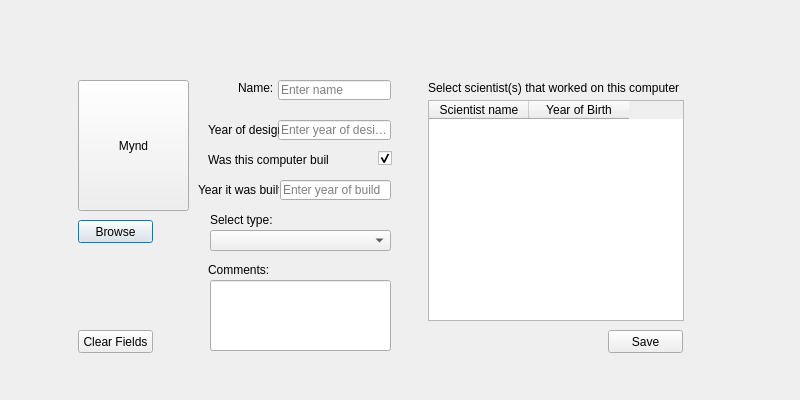
Hopur21/Hopur21, file Hopur21Verkefni/MyComputerScienceList/ui/addcomputer.ui: the form before one commit.
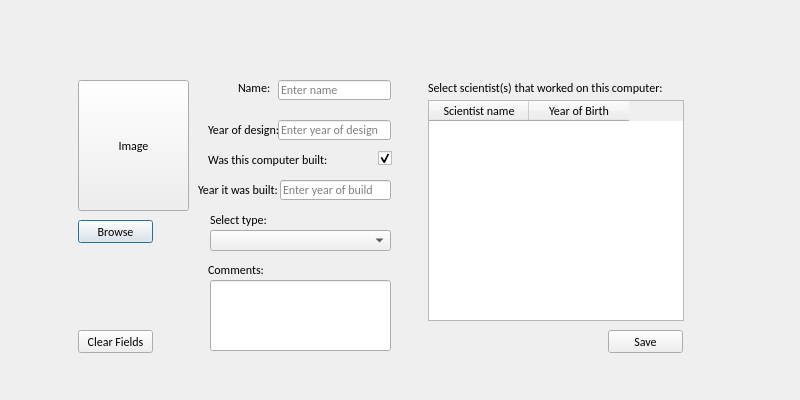
The form after the commit. Icons and pictures are not drawn.

Commit message: names of objects in add computer

The edit to the form file:
```diff
--- a/Hopur21Verkefni/MyComputerScienceList/ui/addcomputer.ui
+++ b/Hopur21Verkefni/MyComputerScienceList/ui/addcomputer.ui
@@ -34,6 +34,11 @@
      <height>20</height>
     </rect>
    </property>
+   <property name="font">
+    <font>
+     <family>Calibri</family>
+    </font>
+   </property>
    <property name="text">
     <string/>
    </property>
@@ -50,6 +55,11 @@
      <height>20</height>
     </rect>
    </property>
+   <property name="font">
+    <font>
+     <family>Calibri</family>
+    </font>
+   </property>
    <property name="placeholderText">
     <string>Enter name</string>
    </property>
@@ -63,6 +73,11 @@
      <height>20</height>
     </rect>
    </property>
+   <property name="font">
+    <font>
+     <family>Calibri</family>
+    </font>
+   </property>
    <property name="text">
     <string>Was this computer built:</string>
    </property>
@@ -76,6 +91,11 @@
      <height>23</height>
     </rect>
    </property>
+   <property name="font">
+    <font>
+     <family>Calibri</family>
+    </font>
+   </property>
    <property name="text">
     <string>Browse</string>
    </property>
@@ -102,8 +122,13 @@
      <height>131</height>
     </rect>
    </property>
+   <property name="font">
+    <font>
+     <family>Calibri</family>
+    </font>
+   </property>
    <property name="text">
-    <string>Mynd</string>
+    <string>Image</string>
    </property>
   </widget>
   <widget class="QLabel" name="label_5">
@@ -115,6 +140,11 @@
      <height>20</height>
     </rect>
    </property>
+   <property name="font">
+    <font>
+     <family>Calibri</family>
+    </font>
+   </property>
    <property name="text">
     <string>Comments:</string>
    </property>
@@ -128,6 +158,11 @@
      <height>16</height>
     </rect>
    </property>
+   <property name="font">
+    <font>
+     <family>Calibri</family>
+    </font>
+   </property>
    <property name="text">
     <string>Select scientist(s) that worked on this computer:</string>
    </property>
@@ -141,6 +176,11 @@
      <height>20</height>
     </rect>
    </property>
+   <property name="font">
+    <font>
+     <family>Calibri</family>
+    </font>
+   </property>
    <property name="text">
     <string>Year of design:</string>
    </property>
@@ -154,6 +194,11 @@
      <height>23</height>
     </rect>
    </property>
+   <property name="font">
+    <font>
+     <family>Calibri</family>
+    </font>
+   </property>
    <property name="text">
     <string>Clear Fields</string>
    </property>
@@ -183,6 +228,11 @@
      <height>20</height>
     </rect>
    </property>
+   <property name="font">
+    <font>
+     <family>Calibri</family>
+    </font>
+   </property>
    <property name="text">
     <string>Year it was built:</string>
    </property>
@@ -196,6 +246,11 @@
      <height>16</height>
     </rect>
    </property>
+   <property name="font">
+    <font>
+     <family>Calibri</family>
+    </font>
+   </property>
    <property name="text">
     <string>Name:</string>
    </property>
@@ -209,6 +264,11 @@
      <height>23</height>
     </rect>
    </property>
+   <property name="font">
+    <font>
+     <family>Calibri</family>
+    </font>
+   </property>
    <property name="text">
     <string>Save</string>
    </property>
@@ -222,6 +282,11 @@
      <height>221</height>
     </rect>
    </property>
+   <property name="font">
+    <font>
+     <family>Calibri</family>
+    </font>
+   </property>
    <column>
     <property name="text">
      <string>Scientist name</string>
@@ -245,6 +310,11 @@
      <height>20</height>
     </rect>
    </property>
+   <property name="font">
+    <font>
+     <family>Calibri</family>
+    </font>
+   </property>
    <property name="placeholderText">
     <string>Enter year of build</string>
    </property>
@@ -268,6 +338,11 @@
      <height>20</height>
     </rect>
    </property>
+   <property name="font">
+    <font>
+     <family>Calibri</family>
+    </font>
+   </property>
    <property name="text">
     <string>Select type:</string>
    </property>
```
Left out of the diff: 71 changed lines with no effect on the pictures. The commit also changes 2 other files.
